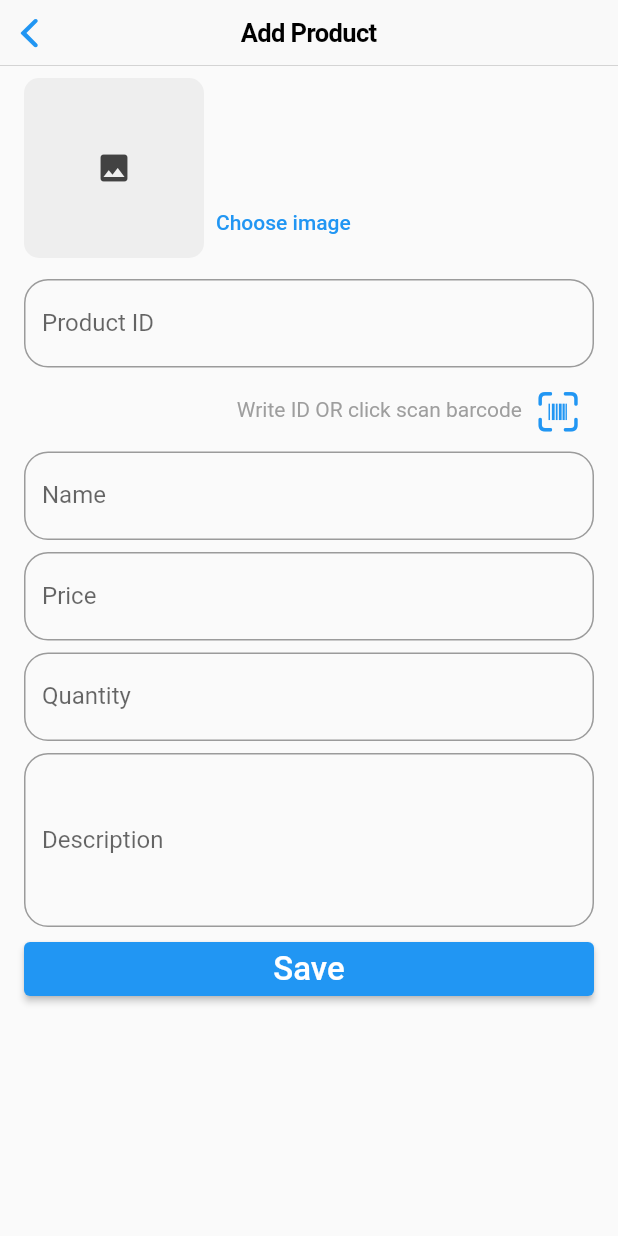
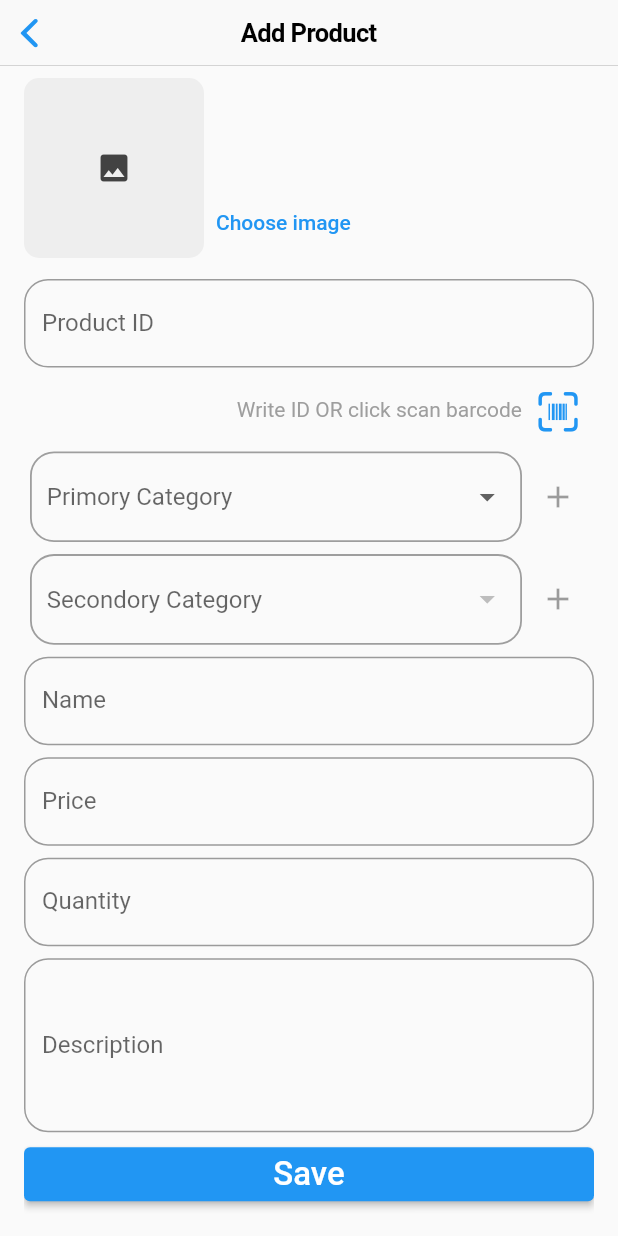
Before and after one commit to askabdulhaseeb/BlueJay-admin, a Flutter app: the AddProductScreen screen opened by its route, on a phone screen of 412 x 824 dp. Run offline on Flutter 3.47's test engine with Material 2 defaults, Android fonts, the phone set to English and light mode, and no system bars; our stand-ins replace image_picker; missing offline and left inert: barcode_scan2.

Commit message:
add Dropdown in add product

```diff
--- a/lib/main.dart
+++ b/lib/main.dart
@@ -1,4 +1,6 @@
 import 'package:flutter/material.dart';
+import 'package:pantrycheck_admin/providers/primary_category_provider.dart';
+import 'package:provider/provider.dart';
 import 'screens/add_product_screen/add_product_screen.dart';
 import 'screens/edit_product_screen/edit_product_screen.dart';
 import 'screens/home_screen/home_screen.dart';
@@ -11,7 +13,14 @@ void main() {
 class MyApp extends StatelessWidget {
   @override
   Widget build(BuildContext context) {
-    return MaterialApp(
+    return MultiProvider(
+      // ignore: always_specify_types
+      providers: [
+        ChangeNotifierProvider<CategoryProvider>.value(
+          value: CategoryProvider(),
+        ),
+      ],
+      child: MaterialApp(
         title: 'BlueJay',
         theme: ThemeData(
           primaryColor: Colors.blue,
@@ -25,6 +34,7 @@ class MyApp extends StatelessWidget {
           AddProductScreen.routeName: (_) => const AddProductScreen(),
           EditProductScreen.routeName: (_) => const EditProductScreen(),
         },
+      ),
     );
   }
 }
--- /dev/null
+++ b/lib/model/primary_category.dart
@@ -0,0 +1,7 @@
+import 'package:flutter/material.dart';
+
+class PrimaryCategory {
+  PrimaryCategory({required this.title, required this.id});
+  final String title;
+  final String id;
+}
--- /dev/null
+++ b/lib/model/secondary_category.dart
@@ -0,0 +1,10 @@
+class SecondaryCategory {
+  SecondaryCategory({
+    required this.id,
+    required this.title,
+    required this.priID,
+  });
+  final String title;
+  final String id;
+  final String priID;
+}
--- /dev/null
+++ b/lib/providers/primary_category_provider.dart
@@ -0,0 +1,56 @@
+import 'package:flutter/material.dart';
+import 'package:pantrycheck_admin/model/primary_category.dart';
+import 'package:pantrycheck_admin/model/secondary_category.dart';
+
+class CategoryProvider extends ChangeNotifier {
+  // ignore: prefer_final_fields
+  List<PrimaryCategory> _priCat = <PrimaryCategory>[
+    PrimaryCategory(id: 'food', title: 'Food'),
+    PrimaryCategory(id: 'recipe', title: 'Recipes'),
+  ];
+  String? selectedPri;
+  // ignore: unused_field
+  List<SecondaryCategory> _secCat = <SecondaryCategory>[];
+  String? selectedSec;
+
+  List<PrimaryCategory> get primary => <PrimaryCategory>[..._priCat];
+  // List<SecondaryCategory> get secondory => <SecondaryCategory>[
+  //       ..._secCat.where((SecondaryCategory e) => e.priID == selectedPri)
+  //     ];
+  List<SecondaryCategory> secondory(String? id) {
+    final List<SecondaryCategory> _temp = <SecondaryCategory>[];
+    // _temp.addAll(_secCat.where((SecondaryCategory e) => e.priID == id));
+    _secCat.forEach((element) {
+      if (element.priID == id) {
+        _temp.add(element);
+      }
+    });
+    return _temp;
+  }
+
+  void loadPrimary() {
+    _priCat.add(PrimaryCategory(id: 'food', title: 'Food'));
+    _priCat.add(PrimaryCategory(id: 'recipe', title: 'Recipes'));
+  }
+
+  void loadSecondory() {
+    _secCat.add(SecondaryCategory(id: 'drink', title: 'Drink', priID: 'food'));
+    _secCat.add(SecondaryCategory(id: 'fruit', title: 'Fruit', priID: 'food'));
+    _secCat
+        .add(SecondaryCategory(id: 'grocery', title: 'Grocery', priID: 'food'));
+    _secCat.add(SecondaryCategory(
+        id: '5mints', title: '5 Mints think', priID: 'recipe'));
+    _secCat.add(SecondaryCategory(
+        id: '30mints', title: '30 Mints think', priID: 'recipe'));
+  }
+
+  void onPrimorySelection(String? value) {
+    selectedPri = value;
+    notifyListeners();
+  }
+
+  void onSecondorySelection(String? value) {
+    selectedSec = value;
+    notifyListeners();
+  }
+}
--- a/lib/screens/add_product_screen/add_product_screen.dart
+++ b/lib/screens/add_product_screen/add_product_screen.dart
@@ -4,10 +4,15 @@ import 'package:barcode_scan2/barcode_scan2.dart';
 import 'package:flutter/cupertino.dart';
 import 'package:flutter/material.dart';
 import 'package:image_picker/image_picker.dart';
+import 'package:pantrycheck_admin/model/primary_category.dart';
+import 'package:pantrycheck_admin/model/secondary_category.dart';
+import 'package:pantrycheck_admin/providers/primary_category_provider.dart';
 import 'package:pantrycheck_admin/screens/home_screen/home_screen.dart';
 import 'package:pantrycheck_admin/screens/widgets/custom_textformfield.dart';
+import 'package:pantrycheck_admin/utilities/custom_dropdown.dart';
 import 'package:pantrycheck_admin/utilities/custom_validator.dart';
 import 'package:pantrycheck_admin/utilities/utilities.dart';
+import 'package:provider/provider.dart';
 
 class AddProductScreen extends StatefulWidget {
   const AddProductScreen({Key? key}) : super(key: key);
@@ -27,6 +32,7 @@ class _AddProductScreenState extends State<AddProductScreen> {
   File? file;
   @override
   Widget build(BuildContext context) {
+    final CategoryProvider provider = Provider.of<CategoryProvider>(context);
     return Scaffold(
       appBar: const CupertinoNavigationBar(
         middle: Text('Add Product'),
@@ -46,26 +52,30 @@ class _AddProductScreenState extends State<AddProductScreen> {
                 hint: 'Product Unique ID',
                 validator: (String? value) => CustomValidator.lessThen3(value),
               ),
-              Row(
-                mainAxisAlignment: MainAxisAlignment.end,
-                children: <Widget>[
-                  const Expanded(
-                    child: Text(
-                      'Write ID OR click scan barcode',
-                      overflow: TextOverflow.ellipsis,
-                      textAlign: TextAlign.end,
-                      style: TextStyle(color: Colors.grey),
-                    ),
-                  ),
-                  IconButton(
-                    onPressed: () async => _barcodeScanning(),
-                    splashRadius: 24,
-                    icon: const Icon(
-                      CupertinoIcons.barcode_viewfinder,
-                      size: 34,
-                    ),
-                  )
-                ],
+              _selectScanBarcodeWidget(),
+              CustomDropdownButton(
+                items: provider.primary
+                    .map((PrimaryCategory e) => DropdownMenuItem<String>(
+                          value: e.id,
+                          child: Text(e.title),
+                        ))
+                    .toList(),
+                selectedItem: provider.selectedPri,
+                hint: 'Primory Category',
+                onChange: (String? value) => provider.onPrimorySelection(value),
+              ),
+              CustomDropdownButton(
+                items: provider
+                    .secondory(provider.selectedPri)
+                    .map((SecondaryCategory e) => DropdownMenuItem<String>(
+                          value: e.id,
+                          child: Text(e.title),
+                        ))
+                    .toList(),
+                selectedItem: provider.selectedSec,
+                hint: 'Secondory Category',
+                onChange: (String? value) =>
+                    provider.onSecondorySelection(value),
               ),
               CustomTextFormField(
                 title: 'Name',
@@ -115,6 +125,30 @@ class _AddProductScreenState extends State<AddProductScreen> {
           ),
         ),
       ),
+    );
+  }
+
+  Row _selectScanBarcodeWidget() {
+    return Row(
+      mainAxisAlignment: MainAxisAlignment.end,
+      children: <Widget>[
+        const Expanded(
+          child: Text(
+            'Write ID OR click scan barcode',
+            overflow: TextOverflow.ellipsis,
+            textAlign: TextAlign.end,
+            style: TextStyle(color: Colors.grey),
+          ),
+        ),
+        IconButton(
+          onPressed: () async => _barcodeScanning(),
+          splashRadius: 24,
+          icon: const Icon(
+            CupertinoIcons.barcode_viewfinder,
+            size: 34,
+          ),
+        )
+      ],
     );
   }
 
--- /dev/null
+++ b/lib/utilities/custom_dropdown.dart
@@ -0,0 +1,62 @@
+import 'package:flutter/material.dart';
+import 'package:pantrycheck_admin/utilities/utilities.dart';
+
+class CustomDropdownButton extends StatelessWidget {
+  const CustomDropdownButton({
+    required List<DropdownMenuItem<String>> items,
+    required this.selectedItem,
+    required String hint,
+    required Function onChange,
+    this.readOnly = false,
+    this.onPressIcon,
+    this.icon = Icons.add,
+    this.margin = 4,
+    this.padding = 10,
+    Key? key,
+  })  : _items = items,
+        _hint = hint,
+        _onChange = onChange,
+        super(key: key);
+
+  final List<DropdownMenuItem<String>> _items;
+  final String? selectedItem;
+  final String _hint;
+  final Function _onChange;
+  final bool readOnly;
+  final VoidCallback? onPressIcon;
+  final IconData icon;
+  final double margin, padding;
+
+  @override
+  Widget build(BuildContext context) {
+    return Row(
+      children: <Widget>[
+        Expanded(
+          child: Container(
+            padding: EdgeInsets.symmetric(
+                horizontal: padding, vertical: padding / 2),
+            margin: EdgeInsets.only(left: margin, top: 4, bottom: 4),
+            decoration: BoxDecoration(
+              border: Border.all(width: 1.2, color: Colors.grey),
+              borderRadius: BorderRadius.circular(Utilities.borderRadious),
+            ),
+            child: DropdownButton<String>(
+              value: selectedItem,
+              items: _items,
+              onChanged: (String? value) => _onChange(value),
+              hint: Text(_hint),
+              isExpanded: true,
+              underline: const SizedBox(),
+            ),
+          ),
+        ),
+        if (!readOnly)
+          IconButton(
+            splashRadius: 18,
+            onPressed: onPressIcon,
+            icon: Icon(icon),
+          ),
+      ],
+    );
+  }
+}
--- a/pubspec.yaml
+++ b/pubspec.yaml
@@ -13,6 +13,7 @@ dependencies:
   lint: ^1.5.3
   image_picker: ^0.8.3+2
   barcode_scan2: ^4.1.4
+  provider: ^5.0.0
 
 dev_dependencies:
   flutter_test:
```
Also changed, not shown: pubspec.lock. Lines whose indentation alone changed are shown as unchanged.
